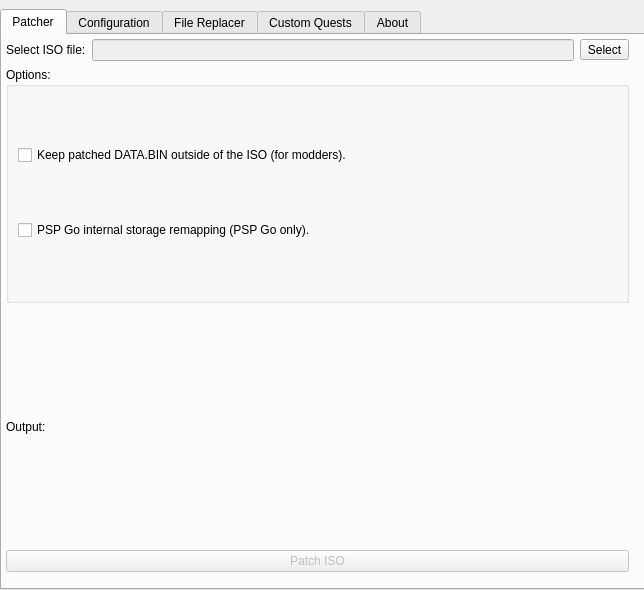
Before: the Qt Designer form qt_ui.ui in FUComplete/FUCTool, drawn with Qt 5.
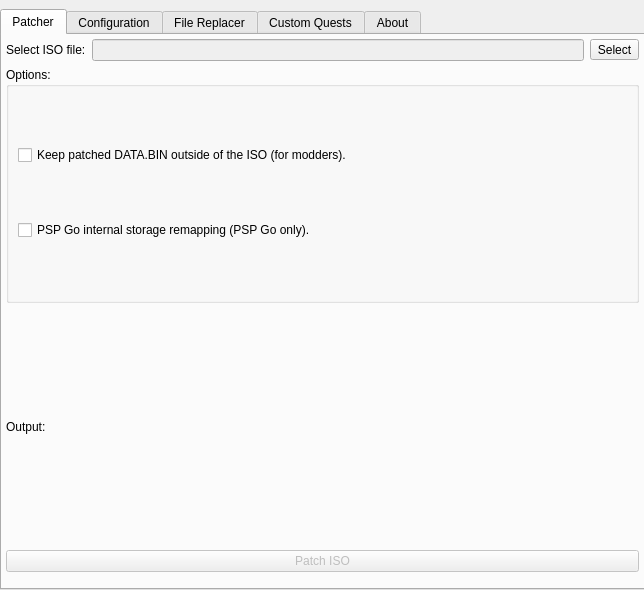
After: the same form once the commit is applied. Icons and pictures are not drawn.

Commit message: Add PSP Go internal storage option.

Patch:
```diff
--- a/qt_ui.ui
+++ b/qt_ui.ui
@@ -51,7 +51,7 @@
        <rect>
         <x>0</x>
         <y>0</y>
-        <width>631</width>
+        <width>641</width>
         <height>541</height>
        </rect>
       </property>
```
Left out of the diff: 2 changed lines with no effect on the pictures. The commit also changes 2 other files.
